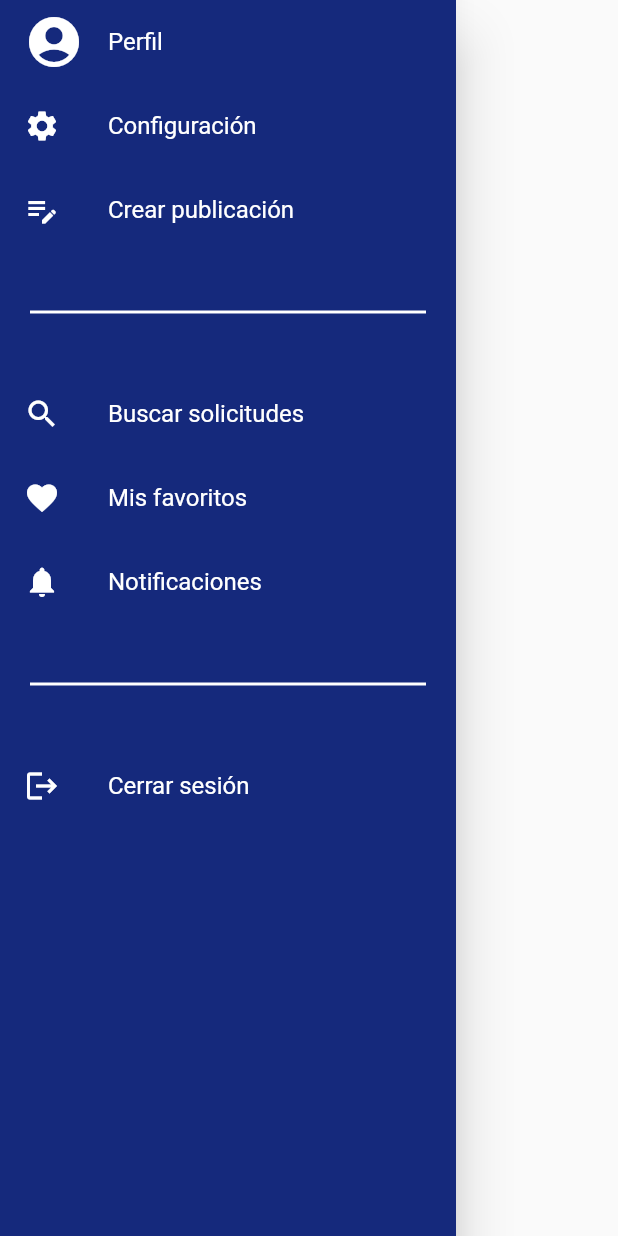
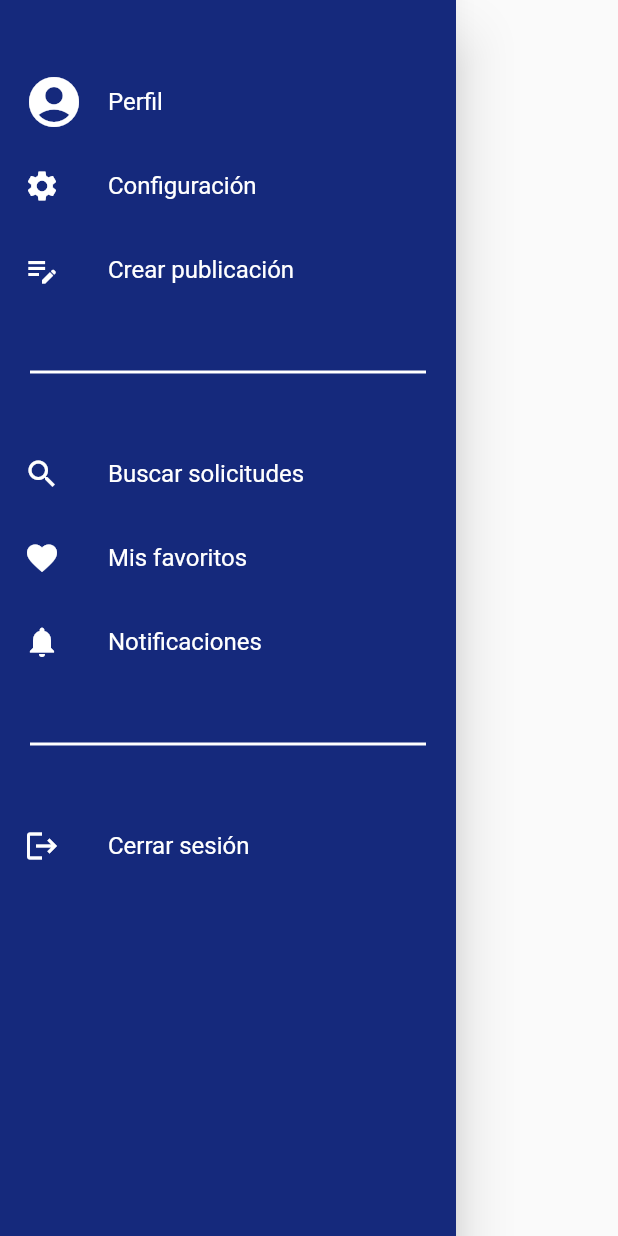
Before and after one commit to AngieMoya/HelperHome, a Flutter app: the DrawerHome widget shown alone on an empty page, opened directly, on a phone screen of 412 x 824 dp. Run offline on Flutter 3.47's test engine with Material 2 defaults, Android fonts, the phone set to English and light mode, and no system bars.

Commit message:
show DrawerHome in Profile view

```diff
--- a/lib/pages/profile.dart
+++ b/lib/pages/profile.dart
@@ -1,4 +1,5 @@
 import 'package:flutter/material.dart';
+import 'package:helperhome/widgets/drawer.dart';
 
 class Profile extends StatelessWidget {
   const Profile({super.key});
@@ -11,7 +12,7 @@ class Profile extends StatelessWidget {
             IconButton(onPressed: () => {}, icon: const Icon(Icons.search))
           ],
         ),
-        drawer: const Drawer(),
+        drawer: const DrawerHome(),
         body: Center(
           child: SizedBox(
             child: ListView(
--- a/lib/widgets/drawer.dart
+++ b/lib/widgets/drawer.dart
@@ -9,7 +9,7 @@ class DrawerHome extends StatelessWidget {
     return Drawer(
       backgroundColor: MyMaterialColor.myColor,
       child: ListView(
-        padding: EdgeInsets.zero,
+        padding: const EdgeInsets.symmetric(vertical: 40),
         children: <Widget>[
           ListTile(
             leading: const Icon(
```
